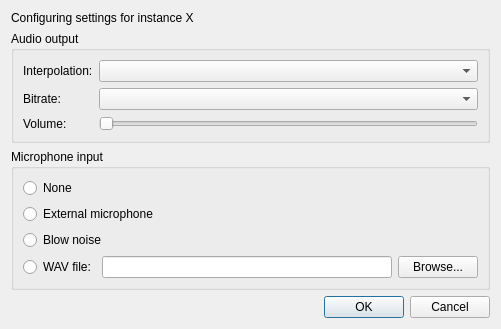
Old version of the form src/frontend/qt_sdl/AudioSettingsDialog.ui in the repository melonDS-emu/melonDS.
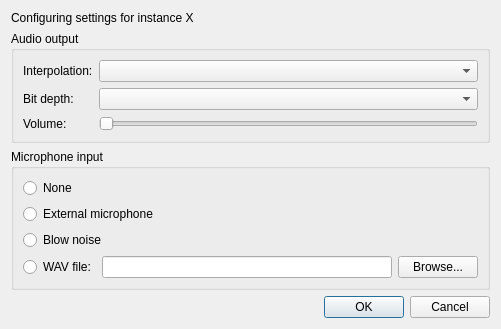
New version of the form. Custom widgets are drawn as their Qt base class.

Commit message: Audio: Change all occurences of bitdepth to bitrate

Patch:
```diff
--- a/src/frontend/qt_sdl/AudioSettingsDialog.ui
+++ b/src/frontend/qt_sdl/AudioSettingsDialog.ui
@@ -76,7 +76,7 @@
       <item row="1" column="0">
        <widget class="QLabel" name="label_3">
         <property name="text">
-         <string>Bitrate:</string>
+         <string>Bit depth:</string>
         </property>
        </widget>
       </item>
```
Left out of the diff: 4 changed lines with no effect on the pictures. The commit also changes 8 other files.
